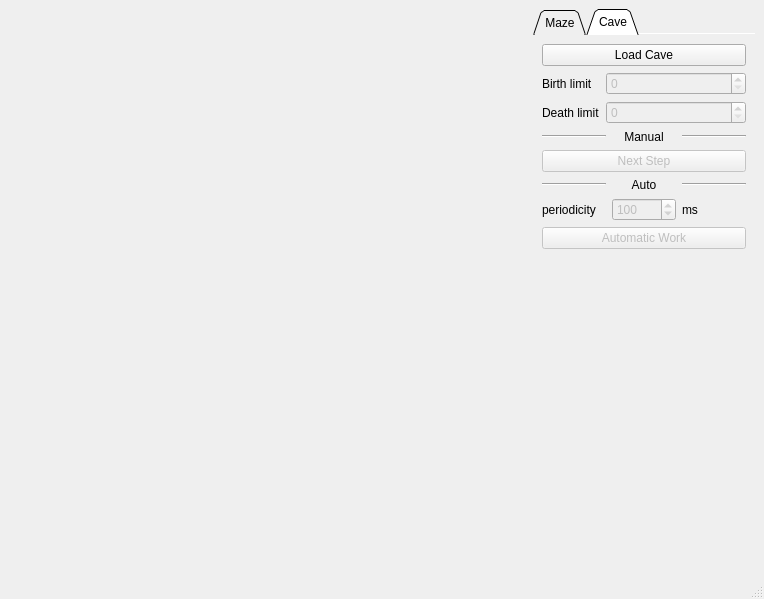
Above: src/view/mainwindow/mainwindow.ui from SergSinitsyn/Maze-and-Cave before the change. Below: the same form after it.
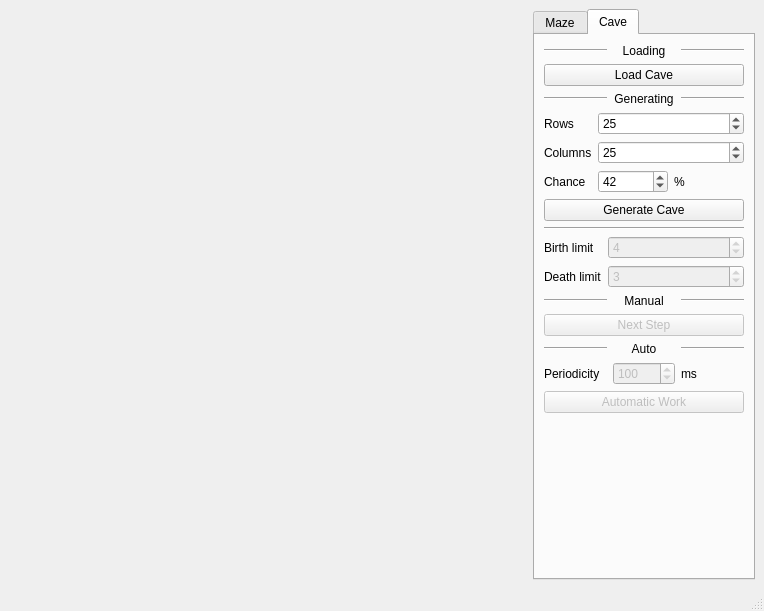
That is the form after the change. The open tabs and pages were chosen to show the change. Custom widgets are drawn as their Qt base class.

Commit message: fix rows and cols, add cave controls, clean up view classes

```diff
--- a/src/view/mainwindow/mainwindow.ui
+++ b/src/view/mainwindow/mainwindow.ui
@@ -7,7 +7,7 @@
     <x>0</x>
     <y>0</y>
     <width>764</width>
-    <height>599</height>
+    <height>611</height>
    </rect>
   </property>
   <property name="windowTitle">
@@ -79,7 +79,7 @@
          <enum>QTabWidget::North</enum>
         </property>
         <property name="tabShape">
-         <enum>QTabWidget::Triangular</enum>
+         <enum>QTabWidget::Rounded</enum>
         </property>
         <property name="currentIndex">
          <number>0</number>
@@ -91,7 +91,7 @@
          <bool>false</bool>
         </property>
         <property name="documentMode">
-         <bool>true</bool>
+         <bool>false</bool>
         </property>
         <property name="tabsClosable">
          <bool>false</bool>
@@ -288,6 +288,34 @@
           <string>Cave</string>
          </attribute>
          <layout class="QVBoxLayout" name="verticalLayout_3">
+          <item>
+           <layout class="QHBoxLayout" name="horizontalLayout_7">
+            <item>
+             <widget class="Line" name="line_6">
+              <property name="orientation">
+               <enum>Qt::Horizontal</enum>
+              </property>
+             </widget>
+            </item>
+            <item>
+             <widget class="QLabel" name="label_7">
+              <property name="text">
+               <string>Loading</string>
+              </property>
+              <property name="alignment">
+               <set>Qt::AlignCenter</set>
+              </property>
+             </widget>
+            </item>
+            <item>
+             <widget class="Line" name="line_7">
+              <property name="orientation">
+               <enum>Qt::Horizontal</enum>
+              </property>
+             </widget>
+            </item>
+           </layout>
+          </item>
           <item>
            <widget class="QPushButton" name="pushButton_load_cave_file">
             <property name="text">
@@ -298,6 +326,171 @@
             </property>
            </widget>
           </item>
+          <item>
+           <layout class="QHBoxLayout" name="horizontalLayout_8">
+            <item>
+             <widget class="Line" name="line_12">
+              <property name="orientation">
+               <enum>Qt::Horizontal</enum>
+              </property>
+             </widget>
+            </item>
+            <item>
+             <widget class="QLabel" name="label_8">
+              <property name="text">
+               <string>Generating</string>
+              </property>
+              <property name="alignment">
+               <set>Qt::AlignCenter</set>
+              </property>
+             </widget>
+            </item>
+            <item>
+             <widget class="Line" name="line_13">
+              <property name="orientation">
+               <enum>Qt::Horizontal</enum>
+              </property>
+             </widget>
+            </item>
+           </layout>
+          </item>
+          <item>
+           <layout class="QFormLayout" name="formLayout_5">
+            <item row="0" column="0">
+             <widget class="QLabel" name="label_rows_2">
+              <property name="text">
+               <string>Rows</string>
+              </property>
+             </widget>
+            </item>
+            <item row="0" column="1">
+             <widget class="QSpinBox" name="spinBox_cave_rows">
+              <property name="sizePolicy">
+               <sizepolicy hsizetype="Preferred" vsizetype="Fixed">
+                <horstretch>0</horstretch>
+                <verstretch>0</verstretch>
+               </sizepolicy>
+              </property>
+              <property name="minimumSize">
+               <size>
+                <width>20</width>
+                <height>20</height>
+               </size>
+              </property>
+              <property name="buttonSymbols">
+               <enum>QAbstractSpinBox::UpDownArrows</enum>
+              </property>
+              <property name="accelerated">
+               <bool>true</bool>
+              </property>
+              <property name="minimum">
+               <number>2</number>
+              </property>
+              <property name="maximum">
+               <number>50</number>
+              </property>
+              <property name="value">
+               <number>25</number>
+              </property>
+             </widget>
+            </item>
+            <item row="1" column="0">
+             <widget class="QLabel" name="label_cols_2">
+              <property name="text">
+               <string>Columns</string>
+              </property>
+             </widget>
+            </item>
+            <item row="1" column="1">
+             <widget class="QSpinBox" name="spinBox_cave_cols">
+              <property name="sizePolicy">
+               <sizepolicy hsizetype="Preferred" vsizetype="Fixed">
+                <horstretch>0</horstretch>
+                <verstretch>0</verstretch>
+               </sizepolicy>
+              </property>
+              <property name="minimumSize">
+               <size>
+                <width>20</width>
+                <height>20</height>
+               </size>
+              </property>
+              <property name="accelerated">
+               <bool>true</bool>
+              </property>
+              <property name="minimum">
+               <number>2</number>
+              </property>
+              <property name="maximum">
+               <number>50</number>
+              </property>
+              <property name="value">
+               <number>25</number>
+              </property>
+             </widget>
+            </item>
+            <item row="2" column="0">
+             <widget class="QLabel" name="label_9">
+              <property name="text">
+               <string>Chance</string>
+              </property>
+             </widget>
+            </item>
+            <item row="2" column="1">
+             <layout class="QHBoxLayout" name="horizontalLayout_9">
+              <item>
+               <widget class="QSpinBox" name="spinBox_cave_chance">
+                <property name="accelerated">
+                 <bool>true</bool>
+                </property>
+                <property name="maximum">
+                 <number>100</number>
+                </property>
+                <property name="stepType">
+                 <enum>QAbstractSpinBox::AdaptiveDecimalStepType</enum>
+                </property>
+                <property name="value">
+                 <number>42</number>
+                </property>
+                <property name="displayIntegerBase">
+                 <number>10</number>
+                </property>
+               </widget>
+              </item>
+              <item>
+               <widget class="QLabel" name="label_10">
+                <property name="sizePolicy">
+                 <sizepolicy hsizetype="Minimum" vsizetype="Preferred">
+                  <horstretch>0</horstretch>
+                  <verstretch>0</verstretch>
+                 </sizepolicy>
+                </property>
+                <property name="text">
+                 <string>%</string>
+                </property>
+               </widget>
+              </item>
+             </layout>
+            </item>
+           </layout>
+          </item>
+          <item>
+           <widget class="QPushButton" name="pushButton_generate_cave">
+            <property name="text">
+             <string>Generate Cave</string>
+            </property>
+            <property name="shortcut">
+             <string>Ctrl+G</string>
+            </property>
+           </widget>
+          </item>
+          <item>
+           <widget class="Line" name="line_14">
+            <property name="orientation">
+             <enum>Qt::Horizontal</enum>
+            </property>
+           </widget>
+          </item>
           <item>
            <layout class="QFormLayout" name="formLayout_3">
             <item row="0" column="0">
@@ -318,12 +511,21 @@
                 <verstretch>0</verstretch>
                </sizepolicy>
               </property>
+              <property name="minimumSize">
+               <size>
+                <width>20</width>
+                <height>20</height>
+               </size>
+              </property>
               <property name="accelerated">
                <bool>true</bool>
               </property>
               <property name="maximum">
                <number>7</number>
               </property>
+              <property name="value">
+               <number>4</number>
+              </property>
               <property name="displayIntegerBase">
                <number>10</number>
               </property>
@@ -347,12 +549,21 @@
                 <verstretch>0</verstretch>
                </sizepolicy>
               </property>
+              <property name="minimumSize">
+               <size>
+                <width>20</width>
+                <height>20</height>
+               </size>
+              </property>
               <property name="accelerated">
                <bool>true</bool>
               </property>
               <property name="maximum">
                <number>7</number>
               </property>
+              <property name="value">
+               <number>3</number>
+              </property>
               <property name="displayIntegerBase">
                <number>10</number>
               </property>
@@ -446,7 +657,7 @@
             <item>
              <widget class="QLabel" name="label_4">
               <property name="text">
-               <string>periodicity</string>
+               <string>Periodicity</string>
               </property>
              </widget>
             </item>
@@ -455,6 +666,12 @@
               <property name="enabled">
                <bool>false</bool>
               </property>
+              <property name="minimumSize">
+               <size>
+                <width>20</width>
+                <height>20</height>
+               </size>
+              </property>
               <property name="accelerated">
                <bool>true</bool>
               </property>
@@ -502,7 +719,7 @@
             <property name="sizeHint" stdset="0">
              <size>
               <width>20</width>
-              <height>90</height>
+              <height>1</height>
              </size>
             </property>
            </spacer>
@@ -511,19 +728,6 @@
         </widget>
        </widget>
       </item>
-      <item>
-       <spacer name="verticalSpacer">
-        <property name="orientation">
-         <enum>Qt::Vertical</enum>
-        </property>
-        <property name="sizeHint" stdset="0">
-         <size>
-          <width>20</width>
-          <height>40</height>
-         </size>
-        </property>
-       </spacer>
-      </item>
      </layout>
     </item>
    </layout>
```
Left out of the diff: 49 changed lines with no effect on the pictures. The commit also changes 12 other files.
